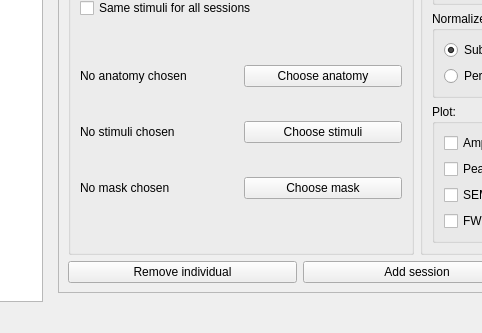
First picture: the form in src/ui/mainwindow.ui, repository pfechd/jabe, before the edit; both pictures show x 306 to 788 and y 358 to 691 of the 1100 by 691 pixel window.
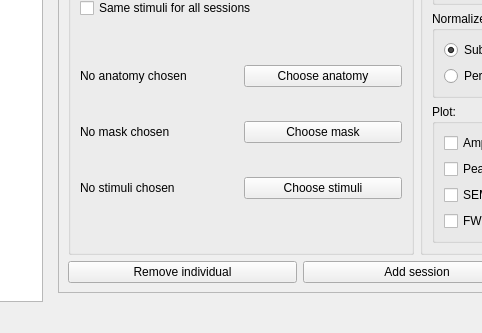
Second picture: the form after the edit. The open tabs and pages were chosen to show the change.

Commit message: Change order of stimuli label/button in gui

The edit to the form file:
```diff
--- a/src/ui/mainwindow.ui
+++ b/src/ui/mainwindow.ui
@@ -716,16 +716,6 @@
                   <property name="topMargin">
                    <number>0</number>
                   </property>
-                  <item row="1" column="1">
-                   <widget class="QPushButton" name="stimuli_btn_individual">
-                    <property name="enabled">
-                     <bool>true</bool>
-                    </property>
-                    <property name="text">
-                     <string>Choose stimuli</string>
-                    </property>
-                   </widget>
-                  </item>
                   <item row="0" column="1">
                    <widget class="QPushButton" name="anatomy_btn_individual">
                     <property name="enabled">
@@ -768,34 +758,6 @@
                     </property>
                    </widget>
                   </item>
-                  <item row="1" column="0">
-                   <widget class="QLabel" name="individual_stimuli_label">
-                    <property name="enabled">
-                     <bool>true</bool>
-                    </property>
-                    <property name="sizePolicy">
-                     <sizepolicy hsizetype="Preferred" vsizetype="Minimum">
-                      <horstretch>0</horstretch>
-                      <verstretch>0</verstretch>
-                     </sizepolicy>
-                    </property>
-                    <property name="minimumSize">
-                     <size>
-                      <width>0</width>
-                      <height>50</height>
-                     </size>
-                    </property>
-                    <property name="text">
-                     <string>No stimuli chosen</string>
-                    </property>
-                    <property name="wordWrap">
-                     <bool>true</bool>
-                    </property>
-                    <property name="margin">
-                     <number>0</number>
-                    </property>
-                   </widget>
-                  </item>
                   <item row="0" column="0">
                    <widget class="QLabel" name="individual_anatomy_label">
                     <property name="enabled">
@@ -830,6 +792,44 @@
                     </property>
                    </widget>
                   </item>
+                  <item row="3" column="1">
+                   <widget class="QPushButton" name="stimuli_btn_individual">
+                    <property name="enabled">
+                     <bool>true</bool>
+                    </property>
+                    <property name="text">
+                     <string>Choose stimuli</string>
+                    </property>
+                   </widget>
+                  </item>
+                  <item row="3" column="0">
+                   <widget class="QLabel" name="individual_stimuli_label">
+                    <property name="enabled">
+                     <bool>true</bool>
+                    </property>
+                    <property name="sizePolicy">
+                     <sizepolicy hsizetype="Preferred" vsizetype="Minimum">
+                      <horstretch>0</horstretch>
+                      <verstretch>0</verstretch>
+                     </sizepolicy>
+                    </property>
+                    <property name="minimumSize">
+                     <size>
+                      <width>0</width>
+                      <height>50</height>
+                     </size>
+                    </property>
+                    <property name="text">
+                     <string>No stimuli chosen</string>
+                    </property>
+                    <property name="wordWrap">
+                     <bool>true</bool>
+                    </property>
+                    <property name="margin">
+                     <number>0</number>
+                    </property>
+                   </widget>
+                  </item>
                  </layout>
                 </item>
                </layout>
```
Left out of the diff: 78 changed lines with no effect on the pictures.
